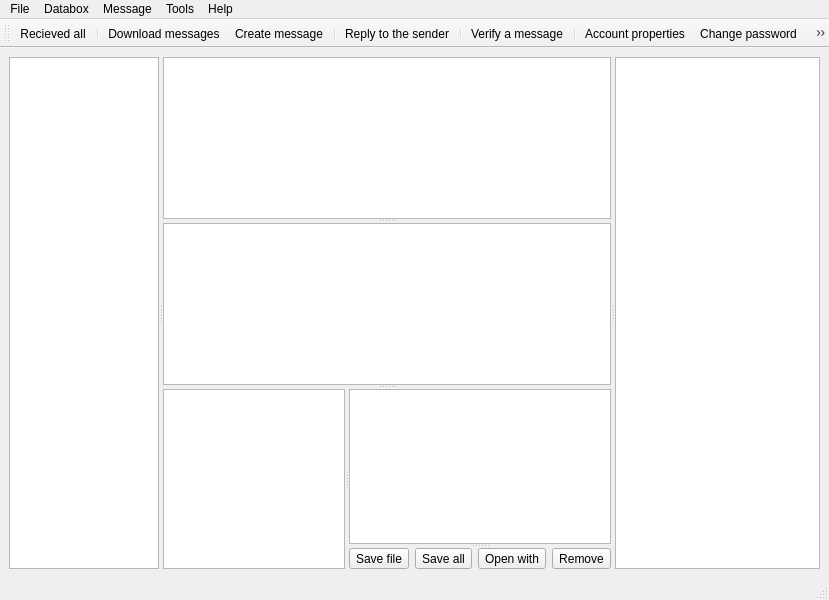
psakar/datovka, file ui/datovka.ui: the form before one commit.
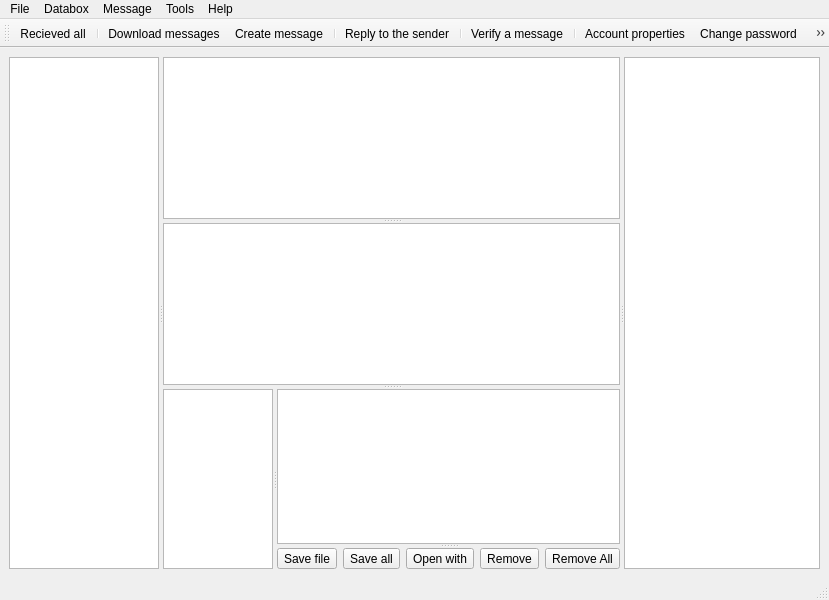
The form after the commit. Icons and pictures are not drawn.

Diff of the .ui file:
```diff
--- a/ui/datovka.ui
+++ b/ui/datovka.ui
@@ -150,8 +150,12 @@
         <property name="orientation">
          <enum>Qt::Horizontal</enum>
         </property>
-        <widget class="QListView" name="ViewMessageInfo"/>
-        <widget class="QSplitter" name="splitter_1">
+        <widget class="QTextEdit" name="MessageTextInfo">
+         <property name="readOnly">
+          <bool>true</bool>
+         </property>
+        </widget>
+        <widget class="QSplitter" name="splitter">
          <property name="orientation">
           <enum>Qt::Vertical</enum>
          </property>
@@ -175,7 +179,7 @@
            <bool>false</bool>
           </attribute>
          </widget>
-         <widget class="QWidget" name="layoutWidget">
+         <widget class="QWidget" name="">
           <layout class="QHBoxLayout" name="horizontalLayout">
            <item>
             <widget class="QToolButton" name="SaveFileButton">
@@ -234,24 +238,29 @@
             </widget>
            </item>
            <item>
-            <spacer name="H4spacer">
-             <property name="orientation">
-              <enum>Qt::Horizontal</enum>
+            <widget class="QToolButton" name="DeleteAll">
+             <property name="text">
+              <string>Remove All</string>
              </property>
-             <property name="sizeHint" stdset="0">
-              <size>
-               <width>40</width>
-               <height>20</height>
-              </size>
+             <property name="icon">
+              <iconset resource="../res/resources.qrc">
+               <normaloff>:/icons/3party/delete_16.png</normaloff>:/icons/3party/delete_16.png</iconset>
              </property>
-            </spacer>
+             <property name="toolButtonStyle">
+              <enum>Qt::ToolButtonTextUnderIcon</enum>
+             </property>
+            </widget>
            </item>
           </layout>
          </widget>
         </widget>
        </widget>
       </widget>
-      <widget class="QTextEdit" name="AccountTextInfo"/>
+      <widget class="QTextEdit" name="AccountTextInfo">
+       <property name="readOnly">
+        <bool>true</bool>
+       </property>
+      </widget>
      </widget>
     </item>
    </layout>
```
